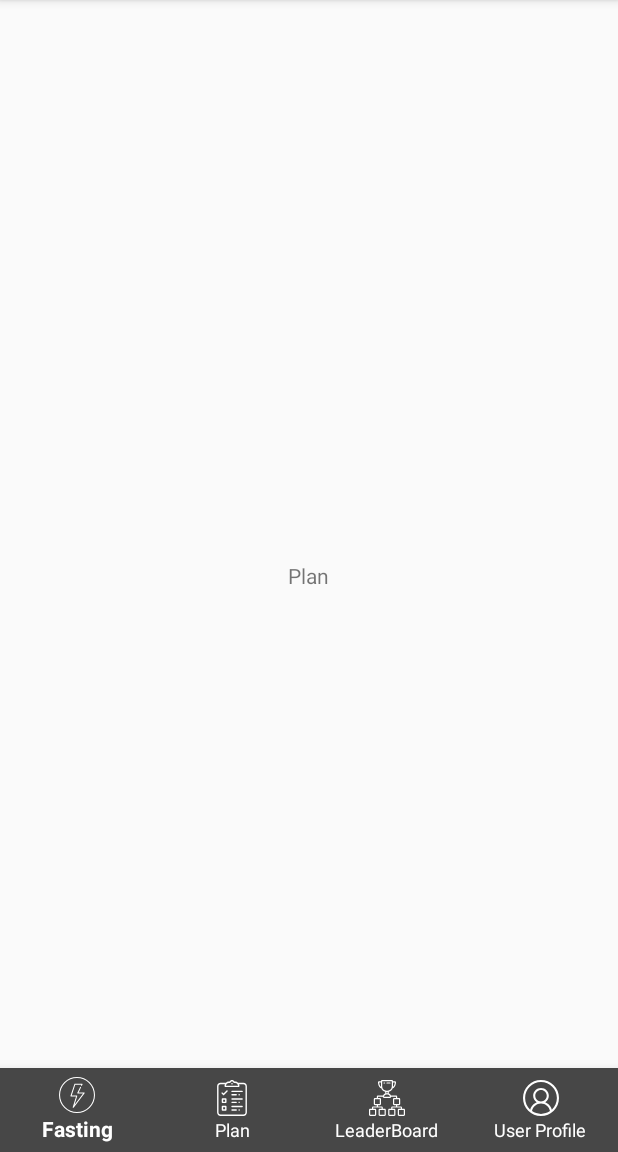
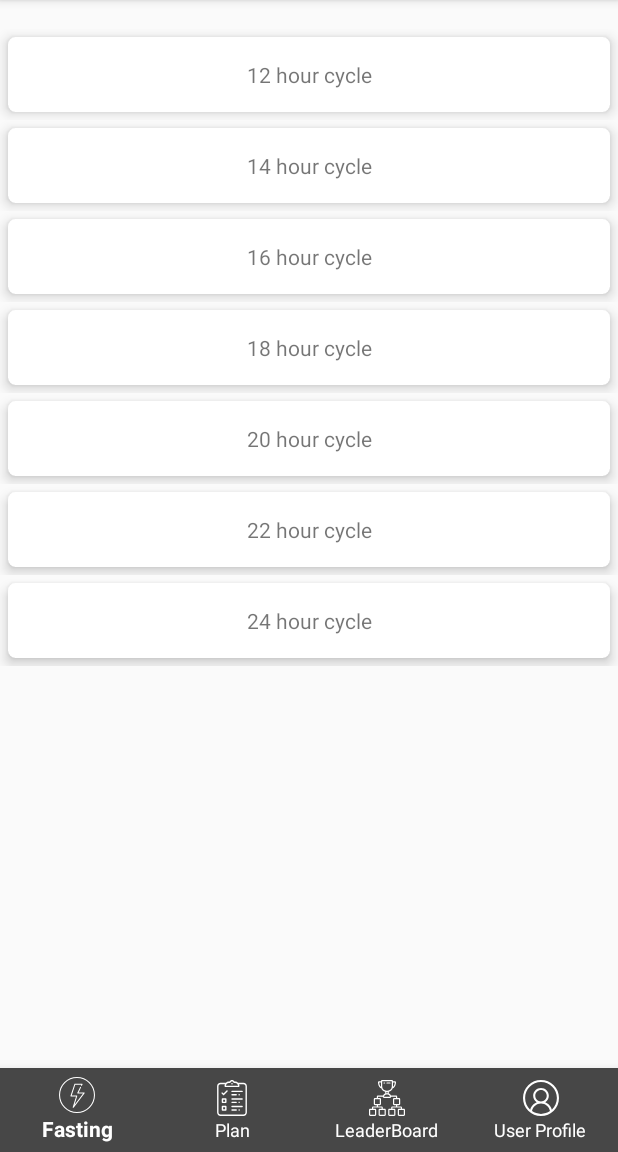
Before and after one commit to satwikkumar/FastIt-Intermittent-Fasting-App, an Android app: the screen it shows after launch (MainActivity), item 2 of the bottom bar chosen, on a phone screen of 412 x 824 dp, the part 84-1236 px from its top. Run offline under Robolectric (Android 15) with nearby library versions, the phone set to English and light mode, and no system bars.

Commit message:
Added plan fragment to view the different fasting plans
Co-authored-by: Satwik Kumar Shiri <shiri.s@northeastern.edu>

```diff
--- a/app/src/main/java/edu/neu/madcourse/fastit/FastingCycle.java
+++ b/app/src/main/java/edu/neu/madcourse/fastit/FastingCycle.java
@@ -7,7 +7,8 @@ public enum FastingCycle {
     EIGHTEEN_HOUR_CYCLE(4),
     TWENTY_HOUR_CYCLE(5),
     TWENTY_TWO_HOUR_CYCLE(6),
-    TWENTY_FOUR_HOUR_CYCLE(7);
+    TWENTY_FOUR_HOUR_CYCLE(7),
+    INVALID_CYCLE(-1);
 
     private final int id;
 
--- /dev/null
+++ b/app/src/main/java/edu/neu/madcourse/fastit/Helpers.java
@@ -0,0 +1,30 @@
+package edu.neu.madcourse.fastit;
+
+public class Helpers {
+
+    public static FastingCycle getFastingCycleForNum(int num){
+        switch (num){
+            case 1: return FastingCycle.TWELVE_HOUR_CYCLE;
+            case 2: return FastingCycle.FOURTEEN_HOUR_CYCLE;
+            case 3: return FastingCycle.SIXTEEN_HOUR_CYCLE;
+            case 4: return FastingCycle.EIGHTEEN_HOUR_CYCLE;
+            case 5: return FastingCycle.TWENTY_HOUR_CYCLE;
+            case 6: return FastingCycle.TWENTY_TWO_HOUR_CYCLE;
+            case 7: return FastingCycle.TWENTY_FOUR_HOUR_CYCLE;
+            default: return FastingCycle.INVALID_CYCLE;
+        }
+    }
+
+    public static String getStringForFastingCycle(FastingCycle cycle){
+        switch (cycle.getId()){
+            case 1: return "12 hour cycle";
+            case 2: return "14 hour cycle";
+            case 3: return "16 hour cycle";
+            case 4: return "18 hour cycle";
+            case 5: return "20 hour cycle";
+            case 6: return "22 hour cycle";
+            case 7: return "24 hour cycle";
+            default: return "";
+        }
+    }
+}
--- a/app/src/main/java/edu/neu/madcourse/fastit/MainActivity.java
+++ b/app/src/main/java/edu/neu/madcourse/fastit/MainActivity.java
@@ -3,6 +3,9 @@ package edu.neu.madcourse.fastit;
 import androidx.annotation.NonNull;
 import androidx.appcompat.app.AppCompatActivity;
 import androidx.core.content.FileProvider;
+import androidx.fragment.app.Fragment;
+import androidx.fragment.app.FragmentManager;
+import androidx.fragment.app.FragmentTransaction;
 
 import android.content.Intent;
 import android.net.Uri;
@@ -28,6 +31,7 @@ public class MainActivity extends AppCompatActivity {
     private TextView textPlan;
     private TextView textLeaderboard;
     private TextView textUserProfile;
+    private Fragment planFragment;
 
     static final int REQUEST_PICTURE_CAPTURE = 1;
     private String pictureFilePath;
@@ -42,6 +46,10 @@ public class MainActivity extends AppCompatActivity {
         textPlan = (TextView) findViewById(R.id.text_plan);
         textUserProfile = (TextView) findViewById(R.id.text_user_profile);
 
+        planFragment = new PlanFragment();
+        final FragmentManager fragmentManager = getSupportFragmentManager();
+
+
         BottomNavigationView bottomNavigationView = (BottomNavigationView)
                 findViewById(R.id.bottom_navigation);
 
@@ -49,6 +57,7 @@ public class MainActivity extends AppCompatActivity {
                 new BottomNavigationView.OnNavigationItemSelectedListener() {
                     @Override
                     public boolean onNavigationItemSelected(@NonNull MenuItem item) {
+                        final FragmentTransaction fragmentTransaction = fragmentManager.beginTransaction();
                         textFasting.setVisibility(View.GONE);
                         textLeaderboard.setVisibility(View.GONE);
                         textPlan.setVisibility(View.GONE);
@@ -56,15 +65,22 @@ public class MainActivity extends AppCompatActivity {
                         switch (item.getItemId()) {
                             case R.id.action_fasting:
                                 textFasting.setVisibility(View.VISIBLE);
+                                fragmentTransaction.remove(planFragment);
+                                fragmentTransaction.commit();
                                 break;
                             case R.id.action_leaderboard:
                                 textLeaderboard.setVisibility(View.VISIBLE);
+                                fragmentTransaction.remove(planFragment);
+                                fragmentTransaction.commit();
                                 break;
                             case R.id.action_plan:
-                                textPlan.setVisibility(View.VISIBLE);
+                                fragmentTransaction.replace(R.id.frameLayout, planFragment);
+                                fragmentTransaction.commit();
                                 break;
                             case R.id.action_user_profile:
                                 textUserProfile.setVisibility(View.VISIBLE);
+                                fragmentTransaction.remove(planFragment);
+                                fragmentTransaction.commit();
                                 break;
                         }
                         return false;
--- /dev/null
+++ b/app/src/main/java/edu/neu/madcourse/fastit/PlanFragment.java
@@ -0,0 +1,76 @@
+package edu.neu.madcourse.fastit;
+
+import android.os.Bundle;
+
+import androidx.fragment.app.Fragment;
+import androidx.recyclerview.widget.LinearLayoutManager;
+import androidx.recyclerview.widget.RecyclerView;
+
+import android.view.LayoutInflater;
+import android.view.View;
+import android.view.ViewGroup;
+
+/**
+ * A simple {@link Fragment} subclass.
+ * Use the {@link PlanFragment#newInstance} factory method to
+ * create an instance of this fragment.
+ */
+public class PlanFragment extends Fragment {
+
+    private  RecyclerView recyclerView;
+
+    // TODO: Rename parameter arguments, choose names that match
+    // the fragment initialization parameters, e.g. ARG_ITEM_NUMBER
+    private static final String ARG_PARAM1 = "param1";
+    private static final String ARG_PARAM2 = "param2";
+
+    // TODO: Rename and change types of parameters
+    private String mParam1;
+    private String mParam2;
+
+    public PlanFragment() {
+        // Required empty public constructor
+    }
+
+    /**
+     * Use this factory method to create a new instance of
+     * this fragment using the provided parameters.
+     *
+     * @param param1 Parameter 1.
+     * @param param2 Parameter 2.
+     * @return A new instance of fragment PlanFragment.
+     */
+    // TODO: Rename and change types and number of parameters
+    public static PlanFragment newInstance(String param1, String param2) {
+        PlanFragment fragment = new PlanFragment();
+        Bundle args = new Bundle();
+        args.putString(ARG_PARAM1, param1);
+        args.putString(ARG_PARAM2, param2);
+        fragment.setArguments(args);
+        return fragment;
+    }
+
+    @Override
+    public void onCreate(Bundle savedInstanceState) {
+        super.onCreate(savedInstanceState);
+        if (getArguments() != null) {
+            mParam1 = getArguments().getString(ARG_PARAM1);
+            mParam2 = getArguments().getString(ARG_PARAM2);
+        }
+    }
+
+    @Override
+    public View onCreateView(LayoutInflater inflater, ViewGroup container,
+                             Bundle savedInstanceState) {
+        View view = inflater.inflate(R.layout.fragment_plan, container, false);
+
+        recyclerView = view.findViewById(R.id.plan_list);
+        LinearLayoutManager layoutManager = new LinearLayoutManager(getActivity());
+        recyclerView.setLayoutManager(layoutManager);
+        recyclerView.setAdapter(new PlanListAdapter());
+        recyclerView.setHasFixedSize(true);
+
+
+        return view;
+    }
+}
--- /dev/null
+++ b/app/src/main/java/edu/neu/madcourse/fastit/PlanListAdapter.java
@@ -0,0 +1,55 @@
+package edu.neu.madcourse.fastit;
+
+import android.view.LayoutInflater;
+import android.view.View;
+import android.view.ViewGroup;
+import android.widget.TextView;
+import androidx.annotation.NonNull;
+import androidx.recyclerview.widget.RecyclerView;
+
+import java.util.ArrayList;
+import java.util.Arrays;
+import java.util.List;
+
+public class PlanListAdapter extends RecyclerView.Adapter<PlanListAdapter.ViewHolder>{
+
+    public static class ViewHolder extends RecyclerView.ViewHolder{
+
+        public TextView getTextView() {
+                return textView;
+            }
+
+        private final TextView textView;
+
+            public ViewHolder(View view) {
+                super(view);
+                textView = view.findViewById(R.id.plan_list_item);
+            }
+    }
+
+    private List<FastingCycle> fastingCycleArrayList;
+
+    public PlanListAdapter() {
+        fastingCycleArrayList =  new ArrayList<>(Arrays.asList(FastingCycle.values()));
+        fastingCycleArrayList.remove(fastingCycleArrayList.size()-1);
+    }
+
+    @NonNull
+    @Override
+    public PlanListAdapter.ViewHolder onCreateViewHolder(@NonNull ViewGroup parent, int viewType) {
+        View view = LayoutInflater.from(parent.getContext())
+                .inflate(R.layout.plan_row, parent, false);
+
+        return new ViewHolder(view);
+    }
+
+    @Override
+    public void onBindViewHolder(@NonNull PlanListAdapter.ViewHolder holder, int position) {
+        holder.getTextView().setText(Helpers.getStringForFastingCycle(fastingCycleArrayList.get(position)));
+    }
+
+    @Override
+    public int getItemCount() {
+        return fastingCycleArrayList.size();
+    }
+}
--- a/app/src/main/java/edu/neu/madcourse/fastit/SharedPreferenceManager.java
+++ b/app/src/main/java/edu/neu/madcourse/fastit/SharedPreferenceManager.java
@@ -21,6 +21,10 @@ public class SharedPreferenceManager {
         return sharedPref.getInt(key, -1);
     }
 
+    public long getLongPref(String key) {
+        return sharedPref.getLong(key, -1);
+    }
+
     public void setStringPref(String key, String value) {
         SharedPreferences.Editor editor = sharedPref.edit();
         editor.putString(key, value);
@@ -32,4 +36,10 @@ public class SharedPreferenceManager {
         editor.putInt(key, value);
         editor.apply();
     }
+
+    public void setLongPref(String key, long value) {
+        SharedPreferences.Editor editor = sharedPref.edit();
+        editor.putLong(key, value);
+        editor.apply();
+    }
 }
--- a/app/src/main/res/layout/activity_main.xml
+++ b/app/src/main/res/layout/activity_main.xml
@@ -46,4 +46,17 @@
         app:menu="@menu/bottom_navigation_main"
         app:labelVisibilityMode="labeled"/>
 
+    <FrameLayout
+        android:id="@+id/frameLayout"
+        android:layout_width="match_parent"
+        android:layout_height="match_parent"
+        android:layout_above="@+id/bottom_navigation"
+        android:layout_alignParentStart="true"
+        android:layout_alignParentTop="true"
+        android:layout_alignParentEnd="true"
+        android:layout_marginStart="0dp"
+        android:layout_marginTop="19dp"
+        android:layout_marginEnd="0dp"
+        android:layout_marginBottom="-56dp" />
+
 </RelativeLayout>
--- /dev/null
+++ b/app/src/main/res/layout/fragment_plan.xml
@@ -0,0 +1,13 @@
+<?xml version="1.0" encoding="utf-8"?>
+<FrameLayout xmlns:android="http://schemas.android.com/apk/res/android"
+    xmlns:tools="http://schemas.android.com/tools"
+    android:layout_width="match_parent"
+    android:layout_height="match_parent"
+    tools:context=".PlanFragment"
+    android:id="@+id/plan_fragment">
+    <androidx.recyclerview.widget.RecyclerView
+        android:id="@+id/plan_list"
+        android:scrollbars="vertical"
+        android:layout_width="match_parent"
+        android:layout_height="match_parent" />
+</FrameLayout>
--- /dev/null
+++ b/app/src/main/res/layout/plan_row.xml
@@ -0,0 +1,25 @@
+<?xml version="1.0" encoding="utf-8"?>
+
+
+
+<LinearLayout xmlns:android="http://schemas.android.com/apk/res/android"
+    android:layout_width="match_parent"
+    android:layout_height="wrap_content"
+    xmlns:app="http://schemas.android.com/apk/res-auto">
+    <androidx.cardview.widget.CardView
+        android:layout_width="match_parent"
+        android:layout_height="50dp"
+        android:paddingTop="30dp"
+        android:paddingBottom="30dp"
+        android:layout_marginTop="100dp"
+        android:layout_margin="5dp"
+        app:cardCornerRadius="5dp"
+        app:cardElevation="5dp">
+
+<TextView
+    android:id="@+id/plan_list_item"
+    android:layout_width="match_parent"
+    android:layout_height="match_parent"
+    android:gravity="center"/>
+</androidx.cardview.widget.CardView>
+    </LinearLayout>
--- a/app/src/main/res/values/strings.xml
+++ b/app/src/main/res/values/strings.xml
@@ -5,4 +5,7 @@
     <string name="text_plan">Plan</string>
     <string name="text_leaderboard">LeaderBoard</string>
     <string name="text_user_profile">User Profile</string>
+    <!-- TODO: Remove or change this placeholder text -->
+    <string name="hello_blank_fragment">Hello blank fragment</string>
+    <string name="plan_placeholder">12 hour fasting cycle</string>
 </resources>
```
